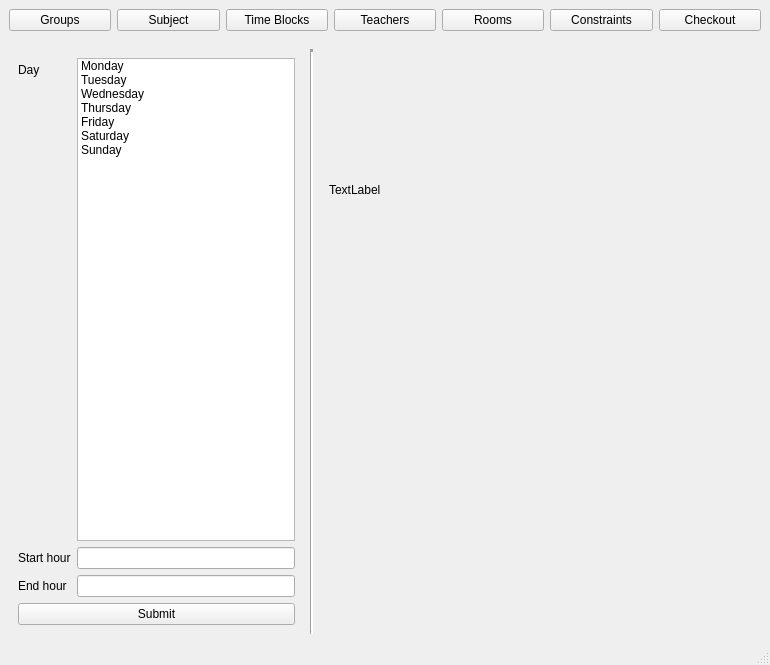
Before: the Qt Designer form client/workspace/app/mainwindow.ui in ddf172/Planner, drawn with Qt 5.
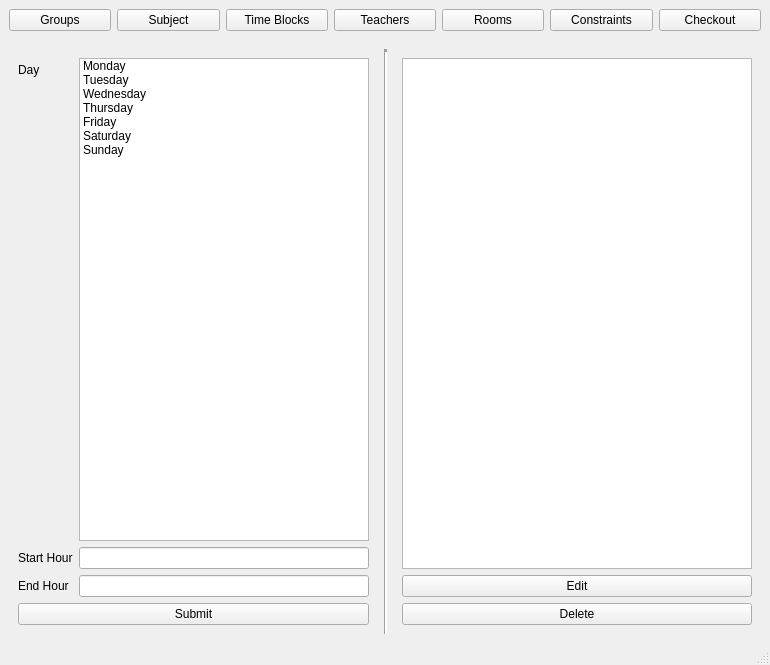
After: the same form once the commit is applied. The open tabs and pages were chosen to show the change.

Commit message: add timeBlocks page preview

What changed in the file:
```diff
--- a/client/workspace/app/mainwindow.ui
+++ b/client/workspace/app/mainwindow.ui
@@ -555,7 +555,8 @@
        </widget>
       </widget>
       <widget class="QWidget" name="timeBlocksPage">
-       <layout class="QGridLayout" name="gridLayout_5" columnstretch="4,0,6">
+ <layout class="QGridLayout" name="gridLayoutTimeBlocksPage">
+  <!-- Form Section -->
         <item row="0" column="0">
          <widget class="QWidget" name="widgetTimeBlockForm" native="true">
           <layout class="QVBoxLayout" name="verticalLayout_6">
@@ -568,20 +569,6 @@
                </property>
               </widget>
              </item>
-             <item row="1" column="0">
-              <widget class="QLabel" name="label_16">
-               <property name="text">
-                <string>Start hour</string>
-               </property>
-              </widget>
-             </item>
-             <item row="2" column="0">
-              <widget class="QLabel" name="label_17">
-               <property name="text">
-                <string>End hour</string>
-               </property>
-              </widget>
-             </item>
              <item row="0" column="1">
               <widget class="QListWidget" name="listWidgetTimeBlockDay">
                <item>
@@ -621,9 +608,23 @@
                </item>
               </widget>
              </item>
+       <item row="1" column="0">
+        <widget class="QLabel" name="labelTimeBlockStart">
+         <property name="text">
+          <string>Start Hour</string>
+         </property>
+        </widget>
+       </item>
              <item row="1" column="1">
               <widget class="QLineEdit" name="lineEditTimeBlockStart"/>
              </item>
+       <item row="2" column="0">
+        <widget class="QLabel" name="labelTimeBlockEnd">
+         <property name="text">
+          <string>End Hour</string>
+         </property>
+        </widget>
+       </item>
              <item row="2" column="1">
               <widget class="QLineEdit" name="lineEditTimeBlockEnd"/>
              </item>
@@ -651,19 +652,25 @@
         </item>
         <item row="0" column="2">
          <widget class="QWidget" name="widgetTimeBlockPreview" native="true">
-          <widget class="QLabel" name="labelTimeBlockPrev">
-           <property name="geometry">
-            <rect>
-             <x>10</x>
-             <y>10</y>
-             <width>281</width>
-             <height>261</height>
-            </rect>
-           </property>
+    <layout class="QVBoxLayout" name="verticalLayoutTimeBlockPreview">
+     <item>
+      <widget class="QListWidget" name="labelTimeBlockPrev"/>
+     </item>
+     <item>
+      <widget class="QPushButton" name="btn_labelTimeBlockPrevEdit">
+       <property name="text">
+        <string>Edit</string>
+       </property>
+      </widget>
+     </item>
+     <item>
+      <widget class="QPushButton" name="btn_labelTimeBlockPrevDelete">
            <property name="text">
-            <string>TextLabel</string>
-           </property>
-          </widget>
+        <string>Delete</string>
+       </property>
+      </widget>
+     </item>
+    </layout>
          </widget>
         </item>
        </layout>
```
Left out of the diff: 10 changed lines with no effect on the pictures. Lines whose indentation alone changed are shown as unchanged. The commit also changes 2 other files.
